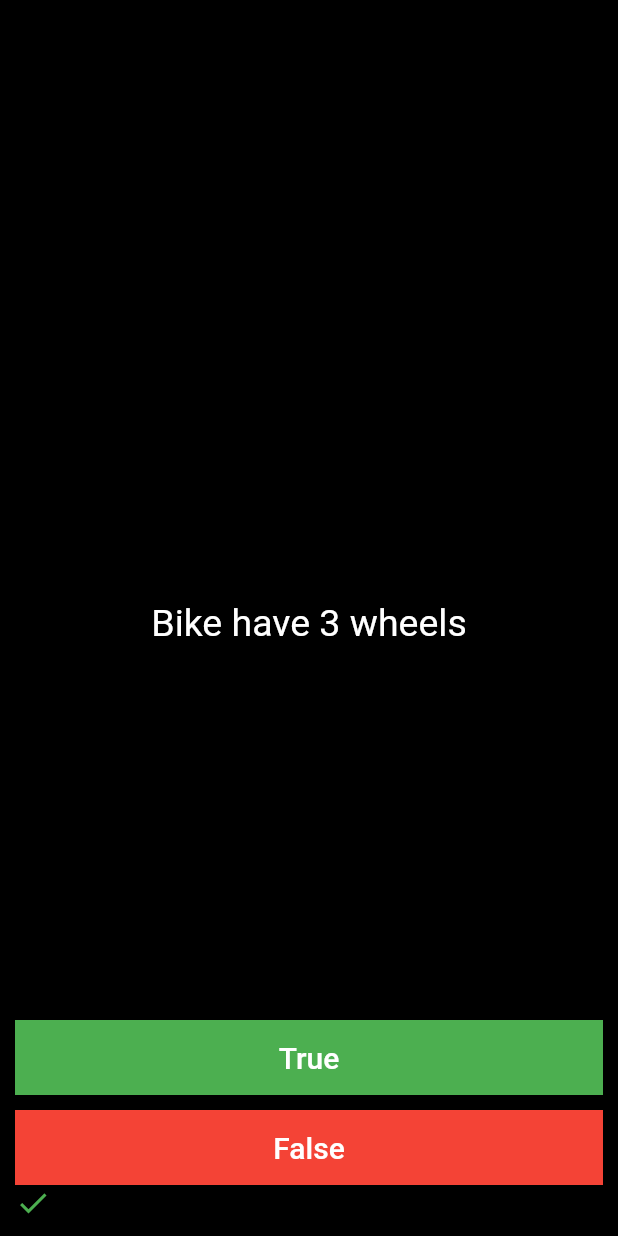
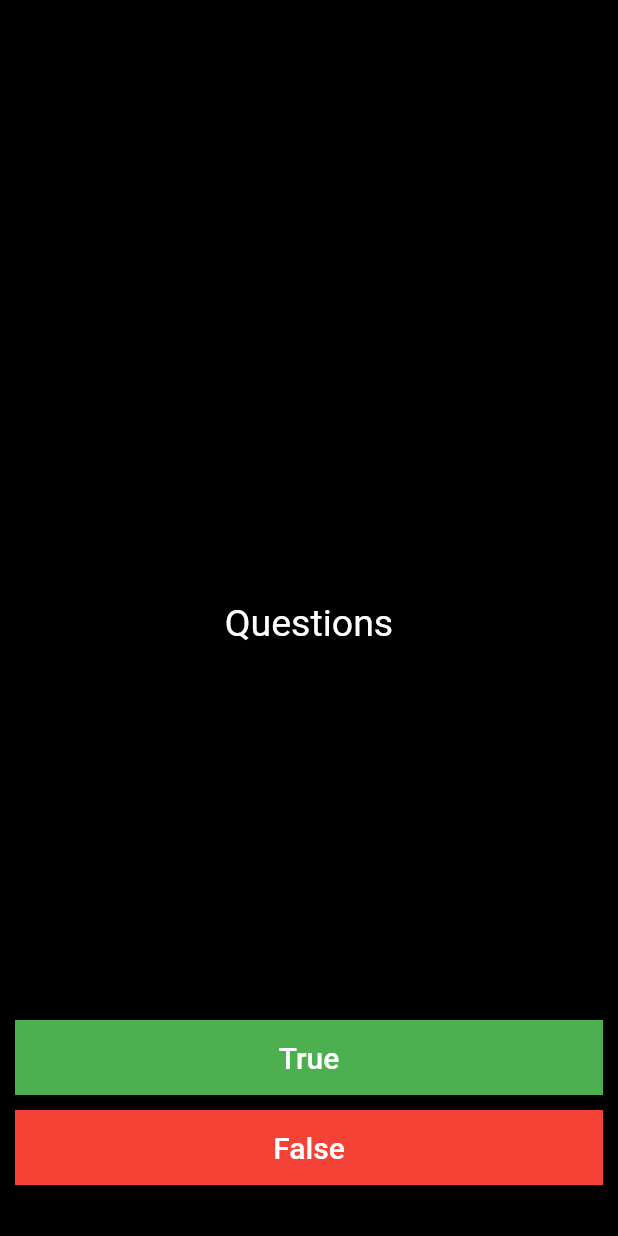
Before and after one commit to AnjanaMaitexa/quiz_app, a Flutter app: the screen it shows after launch, after a tap on "True", on a phone screen of 412 x 824 dp. Run offline on Flutter 3.47's test engine with Material 2 defaults, Android fonts, the phone set to English and light mode, and no system bars.

Commit message:
Removed Functions

```diff
--- a/lib/design.dart
+++ b/lib/design.dart
@@ -1,7 +1,5 @@
 import 'package:flutter/material.dart';
-import 'package:rflutter_alert/rflutter_alert.dart';
 
-import 'model_class.dart';
 
 class QuizApp extends StatefulWidget {
   const QuizApp({Key? key}) : super(key: key);
@@ -12,21 +10,6 @@ class QuizApp extends StatefulWidget {
 
 class _QuizAppState extends State<QuizApp> {
 
-  List _question =
-  [
-    Quiz(qus: 'Car have 4 wheels', ans: true),
-    Quiz(qus: 'Bike have 3 wheels', ans: false),
-    Quiz(qus: 'Sky color is blue', ans: true),
-    Quiz(qus: 'Human blood color is green', ans: false),
-    Quiz(qus: 'Kerala is the state of America', ans: false),
-    Quiz(qus: 'India is Asian country', ans: true),
-    Quiz(qus: 'Malayalam is the mother tongue of kerala', ans: true),
-    Quiz(qus: 'Lionel Messi is a cricket player', ans: false),
-    Quiz(qus: '125 less than 25', ans: false),
-    Quiz(qus: 'Cat have 4 legs', ans: true)
-  ];
-
-  List<Icon> ico = [];
   @override
   Widget build(BuildContext context) {
     return Scaffold(
@@ -39,8 +22,7 @@ class _QuizAppState extends State<QuizApp> {
             Center(
               child: Padding(
                 padding: const EdgeInsets.only(bottom: 250),
-                child: Text(
-                  getQus(),
+                child: Text('Questions',
                   style: TextStyle(
                     fontSize: 25,
                     color: Colors.white,
@@ -54,7 +36,7 @@ class _QuizAppState extends State<QuizApp> {
               color: Colors.green,
               child: TextButton(
                 onPressed: () {
-                  check(true);
+
                 },
                 child: Text(
                   'True',
@@ -71,7 +53,7 @@ class _QuizAppState extends State<QuizApp> {
               color: Colors.red,
               child: TextButton(
                 onPressed: () {
-                  check(false);
+
                 },
                 child: Text(
                   'False',
@@ -80,81 +62,13 @@ class _QuizAppState extends State<QuizApp> {
               ),
             ),
             Row(
-              children: ico,
+              children: [
+                Icon(Icons.check)
+              ],
             ),
           ],
         ),
       ),
     );
   }
-
-
-  int count = 0;
-  int _qusNo = 0;
-  void nextQus() {
-    if (_qusNo < _question.length) {
-      _qusNo++;
-    }
-  }
-
-  String getQus() {
-    return _question[_qusNo].qus;
-  }
-
-  bool getAns() {
-    return _question[_qusNo].ans;
-  }
-
-  bool isFinished() {
-    if (_qusNo >= _question.length - 1) {
-      return true;
-    } else {
-      return false;
-    }
-  }
-
-  int reset() {
-    _qusNo = 0;
-    count = 0;
-    return _qusNo;
-  }
-
-  void check(bool answer) {
-    bool value = getAns();
-    setState(() {
-      if (isFinished() == true) {
-        // print('Finished');
-        if (count <= 5) {
-          Alert(context: context, title: 'THE END', desc: 'You are Failed ')
-              .show();
-          reset();
-          ico = [];
-        } else {
-          Alert(
-              context: context,
-              title: 'THE END',
-              desc: 'You are Passed with $count marks')
-              .show();
-          reset();
-          ico = [];
-        }
-      }
-      else {
-        if (value == answer) {
-          print(count);
-          ico.add(Icon(
-            Icons.check,
-            color: Colors.green,
-          ));
-          count++;
-        } else {
-          ico.add(Icon(
-            Icons.close,
-            color: Colors.red,
-          ));
-        }
-        nextQus();
-      }
-    });
-  }
 }
--- a/lib/model_class.dart
+++ /dev/null
@@ -1,5 +0,0 @@
-class Quiz{
-  String ?qus;
-  bool ?ans;
-  Quiz({this.qus ,this.ans});
-}
```
